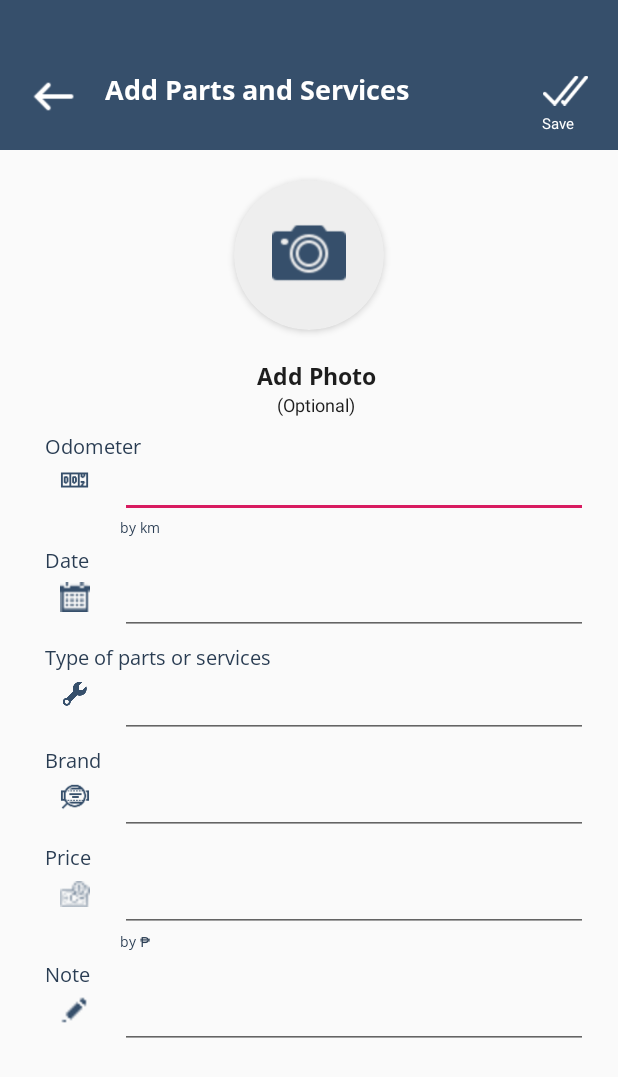
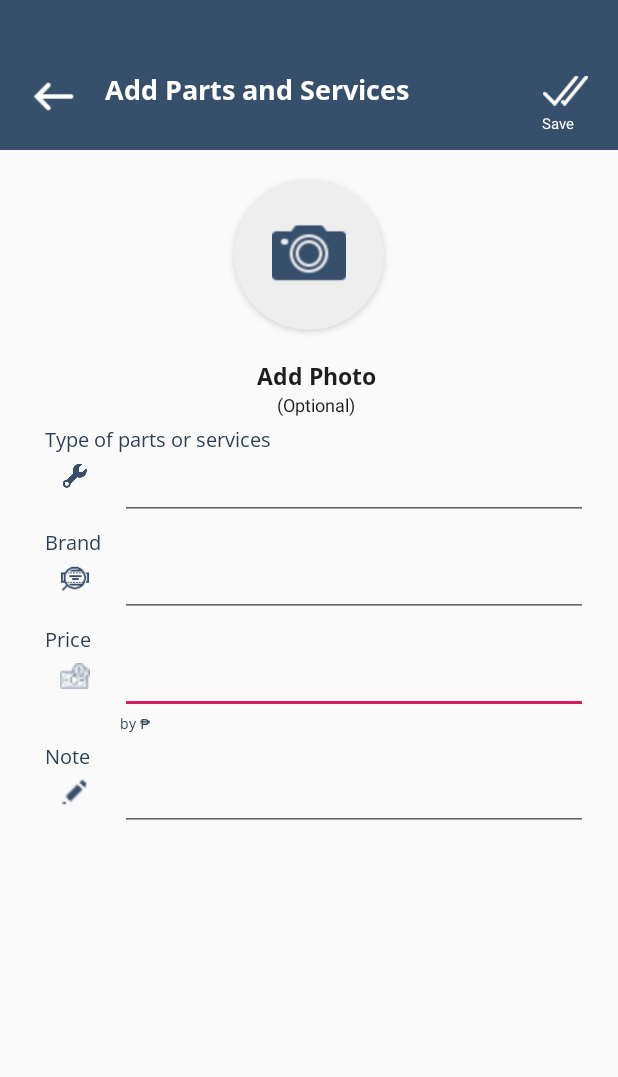
Before and after one commit to ElevinTech/MotorBroShop, an Android app: the AddPartsServicesActivity screen opened directly, with no data from a screen before it, after a tap on "Save", on a phone screen of 412 x 824 dp. Shown: the top 1077 px of the screen. Run offline under Robolectric (Android 15) with nearby library versions, the phone set to English and light mode, and no system bars; our stand-ins replace Firebase (no records; nobody signed in at launch, a user with empty details on screens opened directly); libraries missing offline, so code that uses them is left out: com.github.florent37.runtimepermission; pictures from the network do not load.

Commit message:
Make add parts/services form same as in the consumer

```diff
--- a/app/src/main/java/com/elevintech/motorbroshop/AddPartsServices/AddPartsServicesActivity.kt
+++ b/app/src/main/java/com/elevintech/motorbroshop/AddPartsServices/AddPartsServicesActivity.kt
@@ -63,11 +63,6 @@ class AddPartsServicesActivity : AppCompatActivity() {
             finish()
         }
 
-        dateText.setOnClickListener {
-            setDatePickerAction()
-            openDatePicker()
-        }
-
         typeOfPartsText.setOnClickListener {
             val intent = Intent(applicationContext, TypeOfPartsActivity::class.java)
             intent.putExtra("fromAddExtra", true)
@@ -121,9 +116,6 @@ class AddPartsServicesActivity : AppCompatActivity() {
 
             birthDayInMilliseconds = Utils().convertDateToMilliseconds(year,month,day,12, 0, 0)
 
-            // PUT THE SELECTED DATE ON THE DATE PLACEHOLDER
-            dateText.setText("${year}-${monthString}-${dayString}")
-
             // TODO: How to get current AGE??
 
             // If todays month is greater than current month
@@ -152,7 +144,6 @@ class AddPartsServicesActivity : AppCompatActivity() {
         product.shopId = shopId
         product.id = FirebaseFirestore.getInstance().collection("shops").document(shopId).collection("products").document().id
         product.dateCreated = Utils().getCurrentTimestamp().toString()
-        product.dateLong = Utils().convertDateToTimestamp(dateText.text.toString(), "yyyy-MM-dd")
 
         if (imageUri == null){
 
@@ -270,10 +261,6 @@ class AddPartsServicesActivity : AppCompatActivity() {
 //            return false
 //        }
 
-        if (odometerText.text.isEmpty()) {
-            Toast.makeText(this, "Please fill up the odometerText field", Toast.LENGTH_LONG).show()
-            return false
-        }
 
         if (typeOfPartsText.text.isEmpty()) {
             Toast.makeText(this, "Please fill up the Type of part field", Toast.LENGTH_LONG).show()
@@ -290,11 +277,6 @@ class AddPartsServicesActivity : AppCompatActivity() {
             return false
         }
 
-        if (dateText.text.isEmpty()) {
-            Toast.makeText(this, "Please fill up the date field", Toast.LENGTH_LONG).show()
-            return false
-        }
-
 
         return true
     }
--- a/app/src/main/java/com/elevintech/motorbroshop/AddPartsServices/AddPartsServicesForCustomerActivity.kt
+++ b/app/src/main/java/com/elevintech/motorbroshop/AddPartsServices/AddPartsServicesForCustomerActivity.kt
@@ -66,11 +66,6 @@ class AddPartsServicesForCustomerActivity : AppCompatActivity() {
                 saveProduct()
         }
 
-        dateText.setOnClickListener {
-            setDatePickerAction()
-            openDatePicker()
-        }
-
         customerName.setOnClickListener {
 
             val shopId = intent.getStringExtra("shopId")
@@ -135,9 +130,6 @@ class AddPartsServicesForCustomerActivity : AppCompatActivity() {
 
             birthDayInMilliseconds = Utils().convertDateToMilliseconds(year,month,day,12, 0, 0)
 
-            // PUT THE SELECTED DATE ON THE DATE PLACEHOLDER
-            dateText.setText("${year}-${monthString}-${dayString}")
-
             // TODO: How to get current AGE??
 
             // If todays month is greater than current month
@@ -172,9 +164,6 @@ class AddPartsServicesForCustomerActivity : AppCompatActivity() {
             MotorBroDatabase().saveProduct(shopId, product){
 
                 val bikeParts = BikeParts()
-                bikeParts.date = dateText.text.toString()
-                bikeParts.dateLong = Utils().convertDateToTimestamp(dateText.text.toString(), "yyyy-MM-dd")
-                bikeParts.odometer = odometerText.text.toString().toDouble()
                 bikeParts.typeOfParts = typeOfPartsText.text.toString()
                 bikeParts.brand = brandText.text.toString()
                 bikeParts.price = priceText.text.toString().toDouble()
@@ -307,11 +296,6 @@ class AddPartsServicesForCustomerActivity : AppCompatActivity() {
 //            return false
 //        }
 
-        if (odometerText.text.isEmpty()) {
-            Toast.makeText(this, "Please fill up the odometerText field", Toast.LENGTH_LONG).show()
-            return false
-        }
-
         if (typeOfPartsText.text.isEmpty()) {
             Toast.makeText(this, "Please fill up the Type of part field", Toast.LENGTH_LONG).show()
             return false
@@ -327,11 +311,6 @@ class AddPartsServicesForCustomerActivity : AppCompatActivity() {
             return false
         }
 
-        if (dateText.text.isEmpty()) {
-            Toast.makeText(this, "Please fill up the date field", Toast.LENGTH_LONG).show()
-            return false
-        }
-
         if (imageUri == null) {
             Toast.makeText(this, "Please fill up the Part type image field", Toast.LENGTH_LONG).show()
             return false
--- a/app/src/main/java/com/elevintech/motorbroshop/Dashboard/Fragments/CustomerListFragment.kt
+++ b/app/src/main/java/com/elevintech/motorbroshop/Dashboard/Fragments/CustomerListFragment.kt
@@ -54,12 +54,6 @@ class CustomerListFragment : Fragment() {
             return
         }
 
-        chatImageView.setOnClickListener {
-            val intent = Intent(context, ChatListActivity::class.java)
-            intent.putExtra("shopId", user.shopId)
-            startActivity(intent)
-        }
-
     }
 
 
--- a/app/src/main/java/com/elevintech/motorbroshop/Dashboard/Fragments/PartsServicesFragment.kt
+++ b/app/src/main/java/com/elevintech/motorbroshop/Dashboard/Fragments/PartsServicesFragment.kt
@@ -53,11 +53,6 @@ class PartsServicesFragment : Fragment() {
             askWhoPartIsFor()
         }
 
-        chatImageView.setOnClickListener {
-            val intent = Intent(context, ChatListActivity::class.java)
-            intent.putExtra("shopId", user.shopId)
-            startActivity(intent)
-        }
         setupRecyclerView()
     }
 
--- a/app/src/main/res/layout/activity_add_parts_services.xml
+++ b/app/src/main/res/layout/activity_add_parts_services.xml
@@ -217,107 +217,7 @@
 
             </LinearLayout>
 
-            <TextView
-                android:layout_width="wrap_content"
-                android:layout_height="wrap_content"
-                android:layout_marginLeft="30dp"
-                android:layout_marginTop="10dp"
-                android:fontFamily="@font/open_sans"
-                android:text="Odometer"
-                android:textSize="13sp"
-                android:textColor="#293C52"
-                />
 
-            <LinearLayout
-                android:layout_width="match_parent"
-                android:layout_height="wrap_content"
-                android:layout_marginLeft="20dp"
-                android:layout_marginTop="3dp"
-                android:orientation="horizontal"
-
-                >
-
-                <ImageView
-                    android:layout_width="20dp"
-                    android:layout_height="20dp"
-                    android:tint="#364f6b"
-                    android:layout_marginLeft="20dp"
-                    android:src="@drawable/odometer_icon"
-
-                    />
-
-                <EditText
-                    android:id="@+id/odometerText"
-                    android:layout_width="0dp"
-                    android:layout_height="35dp"
-                    android:layout_marginLeft="20dp"
-                    android:layout_marginRight="20dp"
-                    android:layout_weight="1"
-                    android:textSize="14sp"
-                    android:inputType="number"
-                    android:scrollbars = "vertical"
-                    />
-
-
-
-            </LinearLayout>
-            <TextView
-                android:layout_width="wrap_content"
-                android:layout_height="wrap_content"
-                android:layout_marginLeft="80dp"
-                android:fontFamily="@font/open_sans"
-
-                android:text="by km"
-                android:textSize="9sp"
-                android:textColor="#293C52"
-
-                />
-            <TextView
-                android:layout_width="wrap_content"
-                android:layout_height="wrap_content"
-                android:layout_marginLeft="30dp"
-                android:layout_marginTop="5dp"
-                android:fontFamily="@font/open_sans"
-
-                android:text="Date"
-                android:textSize="13sp"
-                android:textColor="#293C52"
-
-                />
-
-            <LinearLayout
-                android:layout_width="match_parent"
-                android:layout_height="wrap_content"
-                android:layout_marginLeft="20dp"
-                android:layout_marginTop="5dp"
-                android:orientation="horizontal"
-
-                >
-
-                <ImageView
-                    android:layout_width="20dp"
-                    android:layout_height="20dp"
-                    android:tint="#364f6b"
-                    android:layout_marginLeft="20dp"
-                    android:src="@drawable/calendar_small_icon"
-
-                    />
-
-                <EditText
-                    android:id="@+id/dateText"
-                    android:layout_width="0dp"
-                    android:layout_height="35dp"
-                    android:layout_marginLeft="20dp"
-                    android:layout_marginRight="20dp"
-                    android:layout_weight="1"
-                    android:text=""
-                    android:textSize="14sp"
-                    android:inputType="datetime"
-                    android:focusable="false"
-                    android:scrollbars = "vertical"
-                    />
-
-            </LinearLayout>
 
 
 
```
